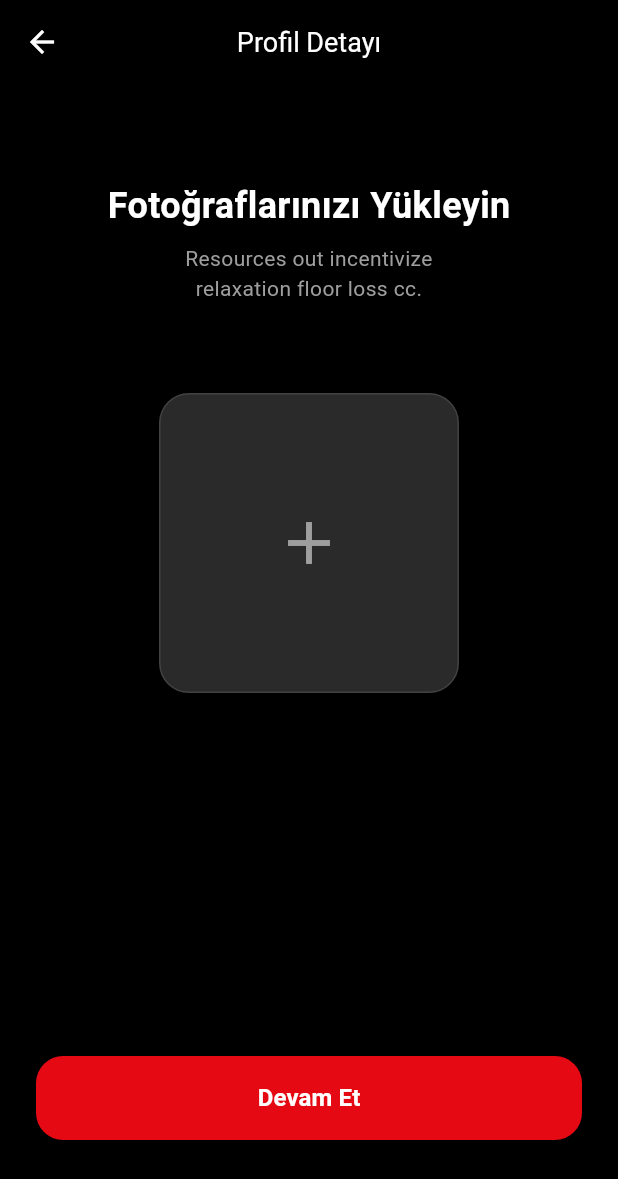
After one commit to asGenn/shartflix, a Flutter app: the UploadPhotoView screen opened by its route, after a tap on the "add" icon, on a phone screen of 412 x 824 dp. The commit adds this screen. Shown: the top 1179 px of the screen. Run offline on Flutter 3.47's test engine with Material 3 defaults, Android fonts, the phone set to English and light mode, and no system bars; our stand-ins replace bloc, dio, equatable, flutter_bloc, flutter_secure_storage, get_it and 2 more; accounts and stored records are empty; generated files the repository leaves out were written again.

Commit message:
Yeni fotoğraf yükleme özelliği eklendi; kullanıcı arayüzü ve API entegrasyonu güncellendi. Ayrıca, gerekli bağımlılıklar ve servisler tanımlandı.

```diff
--- a/lib/core/navigation/route_generator.dart
+++ b/lib/core/navigation/route_generator.dart
@@ -2,6 +2,7 @@ import 'package:flutter/material.dart';
 import 'package:shartflix/core/util/constants/navigation/navigation_constants.dart';
 import 'package:shartflix/features/auth/presentation/pages/login/login_view.dart';
 import 'package:shartflix/features/auth/presentation/pages/signup/signup_view.dart';
+import 'package:shartflix/features/auth/presentation/pages/upload_photo/upload_view.dart';
 
 
 
@@ -21,6 +22,12 @@ class RouteGenerator {
           settings: settings,
         );
 
+      case AppRoutes.uploadPhoto:
+        return MaterialPageRoute(
+          builder: (_) => const UploadPhotoView(),
+          settings: settings,
+        );
+
       default:
         return _errorRoute();
     }
--- a/lib/core/repository/base_repository.dart
+++ b/lib/core/repository/base_repository.dart
@@ -3,11 +3,13 @@ import 'package:shartflix/core/error/error_handler.dart';
 import 'package:shartflix/core/resources/data_state.dart';
 
 mixin class BaseRepository {
-  Future<DataState<T>> handleApiCall<T>(Future<T> Function() apiCall) async {
+   Future<DataState<T>> handleApiCall<T>(Future<T> Function() apiCall) async {
     try {
       final result = await apiCall();
       return DataSuccess(result);
     } catch (error) {
+      print('🚨 Repository Error: $error');
+      print('🚨 Error Type: ${error.runtimeType}');
       final appError = ErrorHandler.handleError(error);
       return DataFailed(appError.message);
     }
--- /dev/null
+++ b/lib/core/util/constants/local/local_constants.dart
@@ -0,0 +1,2 @@
+// Constants for storage keys
+const String tokenKey = 'auth_token';
--- a/lib/core/util/constants/navigation/navigation_constants.dart
+++ b/lib/core/util/constants/navigation/navigation_constants.dart
@@ -3,5 +3,6 @@ class AppRoutes {
   static const String register = '/register';
   static const String home = '/home';
   static const String profile = '/profile';
+  static const String uploadPhoto = '/upload_photo';
 
 }
--- /dev/null
+++ b/lib/features/auth/data/data_sources/local/secure_storage_service.dart
@@ -0,0 +1,5 @@
+abstract class AuthLocalStorage {
+  Future<void> saveToken(String token);
+  Future<String?> getToken();
+  Future<void> deleteToken();
+}
--- a/lib/features/auth/data/data_sources/remote/user_api_service.dart
+++ b/lib/features/auth/data/data_sources/remote/user_api_service.dart
@@ -1,4 +1,7 @@
+import 'dart:io';
+
 import 'package:dio/dio.dart';
+
 import 'package:retrofit/retrofit.dart';
 import 'package:shartflix/core/models/base_response.dart';
 import 'package:shartflix/core/util/constants/network/remote.dart';
@@ -17,4 +20,7 @@ abstract class UserApiService {
 
   @POST("user/register")
   Future<HttpResponse<BaseResponse<UserModel>>> register(@Body() RegisterRequestModel registerRequest);
+
+  @POST("user/upload_photo")
+  Future<HttpResponse<BaseResponse<UserModel>>> uploadPhoto(@Header("Authorization") String token, @Part() File file);
 }
--- a/lib/features/auth/data/models/user_model.dart
+++ b/lib/features/auth/data/models/user_model.dart
@@ -10,11 +10,11 @@ class UserModel extends UserEntity {
     required super.name,
     required super.email,
     super.photoUrl,
-    required super.token,
+    super.token = "",
   });
 
   factory UserModel.fromJson(Map<String, dynamic> json) =>
       _$UserModelFromJson(json);
 
-  Map<String, dynamic> toJson() => _$UserModelToJson(this);
+
 }
--- a/lib/features/auth/domain/entities/user_entitiy.dart
+++ b/lib/features/auth/domain/entities/user_entitiy.dart
@@ -5,7 +5,7 @@ class UserEntity  extends Equatable{
   final String name;
   final String email;
   final String? photoUrl;
-  final String token;
+  final String? token;
 
   const UserEntity({
     required this.id,
--- /dev/null
+++ b/lib/features/auth/domain/usecases/upload_photo_use_case.dart
@@ -0,0 +1,17 @@
+
+
+import 'dart:io';
+
+import 'package:shartflix/core/resources/data_state.dart';
+import 'package:shartflix/features/auth/domain/entities/user_entitiy.dart';
+import 'package:shartflix/features/auth/domain/repository/user_repository.dart';
+
+class UploadPhotoUseCase {
+  final UserRepository userRepository;
+
+  UploadPhotoUseCase(this.userRepository);
+
+  Future<DataState<UserEntity>> call(File file) async {
+    return userRepository.uploadPhoto(file);
+  }
+}
--- a/lib/features/auth/presentation/bloc/signup/signup_bloc.dart
+++ b/lib/features/auth/presentation/bloc/signup/signup_bloc.dart
@@ -229,6 +229,7 @@ class SignupBloc extends Bloc<SignupEvent, SignupState> {
 
       if (result is DataSuccess) {
         emit(SignupSuccess(result.data!));
+        _navigationService.navigateAndReplace(AppRoutes.uploadPhoto);
       } else {
         emit(
           SignupFailure(
--- /dev/null
+++ b/lib/features/auth/presentation/bloc/upload_photo/upload_photo_bloc.dart
@@ -0,0 +1,50 @@
+import 'dart:io';
+import 'package:flutter_bloc/flutter_bloc.dart';
+import 'package:image_picker/image_picker.dart';
+
+import 'package:shartflix/core/resources/data_state.dart';
+import 'package:shartflix/features/auth/domain/usecases/upload_photo_use_case.dart';
+import 'upload_photo_event.dart';
+import 'upload_photo_state.dart';
+
+class UploadPhotoBloc extends Bloc<UploadPhotoEvent, UploadPhotoState> {
+  final UploadPhotoUseCase _uploadPhotoUseCase;
+  final ImagePicker _imagePicker = ImagePicker();
+
+  UploadPhotoBloc(this._uploadPhotoUseCase) : super(UploadPhotoInitial()) {
+    on<PickImageEvent>(_onPickImage);
+    on<UploadPhotoActionEvent>(_onUploadPhoto);
+  }
+
+  Future<void> _onPickImage(
+    PickImageEvent event,
+    Emitter<UploadPhotoState> emit,
+  ) async {
+    try {
+      final XFile? pickedFile = await _imagePicker.pickImage(
+        source: ImageSource.gallery,);
+
+      if (pickedFile != null) {
+        emit(ImagePickedState(File(pickedFile.path)));
+      }
+    } catch (e) {
+      emit(UploadPhotoError('Fotoğraf seçilemedi: ${e.toString()}'));
+    }
+  }
+
+  Future<void> _onUploadPhoto(
+    UploadPhotoActionEvent event,
+    Emitter<UploadPhotoState> emit,
+  ) async {
+    emit(UploadPhotoLoading());
+
+    final dataState = await _uploadPhotoUseCase(event.imageFile);
+    print(dataState);
+
+    if (dataState is DataSuccess && dataState.data != null) {
+      emit(UploadPhotoSuccess(dataState.data!));
+    } else if (dataState is DataFailed) {
+      emit(UploadPhotoError(dataState.message.toString() ));
+    }
+  }
+}
--- /dev/null
+++ b/lib/features/auth/presentation/bloc/upload_photo/upload_photo_event.dart
@@ -0,0 +1,17 @@
+import 'dart:io';
+import 'package:equatable/equatable.dart';
+
+abstract class UploadPhotoEvent extends Equatable {
+  @override
+  List<Object?> get props => [];
+}
+
+class PickImageEvent extends UploadPhotoEvent {}
+
+class UploadPhotoActionEvent extends UploadPhotoEvent {
+  final File imageFile;
+  UploadPhotoActionEvent(this.imageFile);
+
+  @override
+  List<Object?> get props => [imageFile];
+}
--- /dev/null
+++ b/lib/features/auth/presentation/bloc/upload_photo/upload_photo_state.dart
@@ -0,0 +1,36 @@
+import 'dart:io';
+import 'package:equatable/equatable.dart';
+import 'package:shartflix/features/auth/domain/entities/user_entitiy.dart';
+
+abstract class UploadPhotoState extends Equatable {
+  @override
+  List<Object?> get props => [];
+}
+
+class UploadPhotoInitial extends UploadPhotoState {}
+
+class ImagePickedState extends UploadPhotoState {
+  final File imageFile;
+  ImagePickedState(this.imageFile);
+
+  @override
+  List<Object?> get props => [imageFile];
+}
+
+class UploadPhotoLoading extends UploadPhotoState {}
+
+class UploadPhotoSuccess extends UploadPhotoState {
+  final UserEntity user;
+  UploadPhotoSuccess(this.user);
+
+  @override
+  List<Object?> get props => [user];
+}
+
+class UploadPhotoError extends UploadPhotoState {
+  final String message;
+  UploadPhotoError(this.message);
+
+  @override
+  List<Object?> get props => [message];
+}
--- /dev/null
+++ b/lib/features/auth/presentation/pages/upload_photo/upload_view.dart
@@ -0,0 +1,109 @@
+import 'package:flutter/material.dart';
+import 'package:flutter_bloc/flutter_bloc.dart';
+import 'package:shartflix/core/widgets/app_snackbar.dart';
+import 'package:shartflix/features/auth/presentation/bloc/upload_photo/upload_photo_bloc.dart';
+import 'package:shartflix/features/auth/presentation/bloc/upload_photo/upload_photo_event.dart';
+import 'package:shartflix/features/auth/presentation/bloc/upload_photo/upload_photo_state.dart';
+import 'package:shartflix/features/auth/presentation/widgets/button/custom_button.dart';
+
+class UploadPhotoView extends StatelessWidget {
+  const UploadPhotoView({super.key});
+
+  @override
+  Widget build(BuildContext context) {
+    return Scaffold(
+      backgroundColor: Colors.black,
+      appBar: AppBar(
+        backgroundColor: Colors.black,
+        leading: IconButton(
+          icon: const Icon(Icons.arrow_back, color: Colors.white),
+          onPressed: () => Navigator.pop(context),
+        ),
+        centerTitle: true,
+        title: const Text(
+          'Profil Detayı',
+          style: TextStyle(color: Colors.white, fontSize: 18),
+        ),
+      ),
+      body: BlocConsumer<UploadPhotoBloc, UploadPhotoState>(
+        listener: (context, state) {
+          if (state is UploadPhotoSuccess) {
+            AppSnackbar.show(
+              context: context,
+              message: 'Profil fotoğrafı başarıyla yüklendi',
+              type: SnackBarType.success,
+            );
+            Navigator.pop(context);
+          } else if (state is UploadPhotoError) {
+            AppSnackbar.show(
+              context: context,
+              message: state.message,
+              type: SnackBarType.error,
+            );
+          }
+        },
+        builder: (context, state) {
+          return Padding(
+            padding: const EdgeInsets.all(24.0),
+            child: Column(
+              children: [
+                const SizedBox(height: 40),
+                const Text(
+                  'Fotoğraflarınızı Yükleyin',
+                  style: TextStyle(
+                    color: Colors.white,
+                    fontSize: 24,
+                    fontWeight: FontWeight.bold,
+                  ),
+                ),
+                const SizedBox(height: 8),
+                const Text(
+                  'Resources out incentivize\nrelaxation floor loss cc.',
+                  textAlign: TextAlign.center,
+                  style: TextStyle(color: Colors.grey, fontSize: 14),
+                ),
+                const SizedBox(height: 60),
+                GestureDetector(
+                  onTap: () =>
+                      context.read<UploadPhotoBloc>().add(PickImageEvent()),
+                  child: Container(
+                    width: 200,
+                    height: 200,
+                    decoration: BoxDecoration(
+                      color: const Color(0xFF2A2A2A),
+                      borderRadius: BorderRadius.circular(20),
+                      border: Border.all(color: Colors.grey.shade800),
+                    ),
+                    child: state is ImagePickedState
+                        ? ClipRRect(
+                            borderRadius: BorderRadius.circular(20),
+                            child: Image.file(
+                              state.imageFile,
+                              fit: BoxFit.cover,
+                            ),
+                          )
+                        : const Icon(Icons.add, color: Colors.grey, size: 48),
+                  ),
+                ),
+                const Spacer(),
+                CustomButton(
+                  text: state is UploadPhotoLoading
+                      ? 'Yükleniyor...'
+                      : 'Devam Et',
+                  onPressed:
+                      state is ImagePickedState && state is! UploadPhotoLoading
+                      ? () => context.read<UploadPhotoBloc>().add(
+                          UploadPhotoActionEvent(state.imageFile),
+                        )
+                      : () {},
+                  isLoading: state is UploadPhotoLoading,
+                ),
+                const SizedBox(height: 40),
+              ],
+            ),
+          );
+        },
+      ),
+    );
+  }
+}
--- a/lib/main.dart
+++ b/lib/main.dart
@@ -7,6 +7,7 @@ import 'package:shartflix/core/navigation/route_generator.dart';
 import 'package:shartflix/core/util/constants/navigation/navigation_constants.dart';
 import 'package:shartflix/features/auth/presentation/bloc/login/login_bloc.dart';
 import 'package:shartflix/features/auth/presentation/bloc/signup/signup_bloc.dart';
+import 'package:shartflix/features/auth/presentation/bloc/upload_photo/upload_photo_bloc.dart';
 import 'package:shartflix/service_locator.dart';
 
 void main() {
@@ -25,6 +26,7 @@ class MyApp extends StatelessWidget {
       providers: [
         BlocProvider<LoginBloc>(create: (context) => sl()),
         BlocProvider<SignupBloc>(create: (context) => sl()),
+        BlocProvider<UploadPhotoBloc>(create: (context) => sl()),
       ],
       child: MaterialApp(
         title: 'Shartflix',
--- a/pubspec.yaml
+++ b/pubspec.yaml
@@ -35,7 +35,9 @@ dependencies:
   flutter:
     sdk: flutter
   flutter_bloc: ^9.1.1
+  flutter_secure_storage: ^9.2.4
   get_it: ^8.0.3
+  image_picker: ^1.1.2
   json_annotation: ^4.9.0
   logger: ^2.6.0
   retrofit: ^4.6.0
```
Also changed, not shown: lib/features/auth/data/data_sources/local/secure_storage_service_impl.dart (added, +38 -0 lines), lib/features/auth/data/repository/user_repository_impl.dart (+25 -2 lines), lib/features/auth/domain/repository/user_repository.dart (+5 -7 lines), lib/service_locator.dart (+11 -1 lines), lib/features/auth/data/data_sources/remote/user_api_service.g.dart, lib/features/auth/data/models/user_model.g.dart, pubspec.lock, 8 other files.
